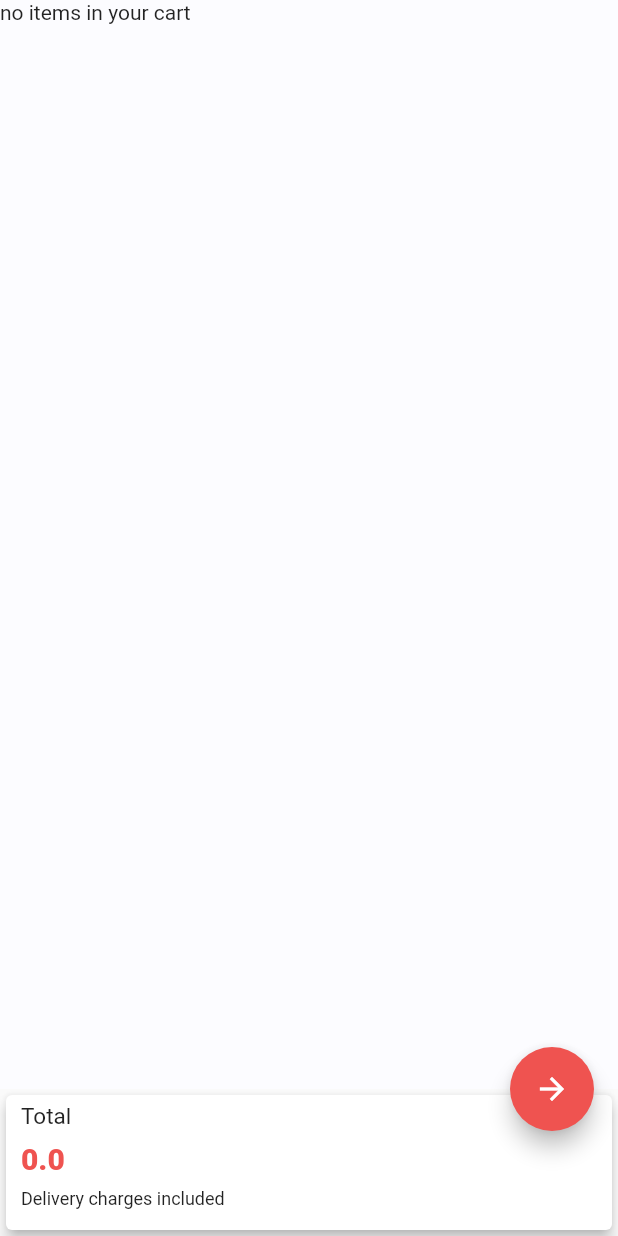
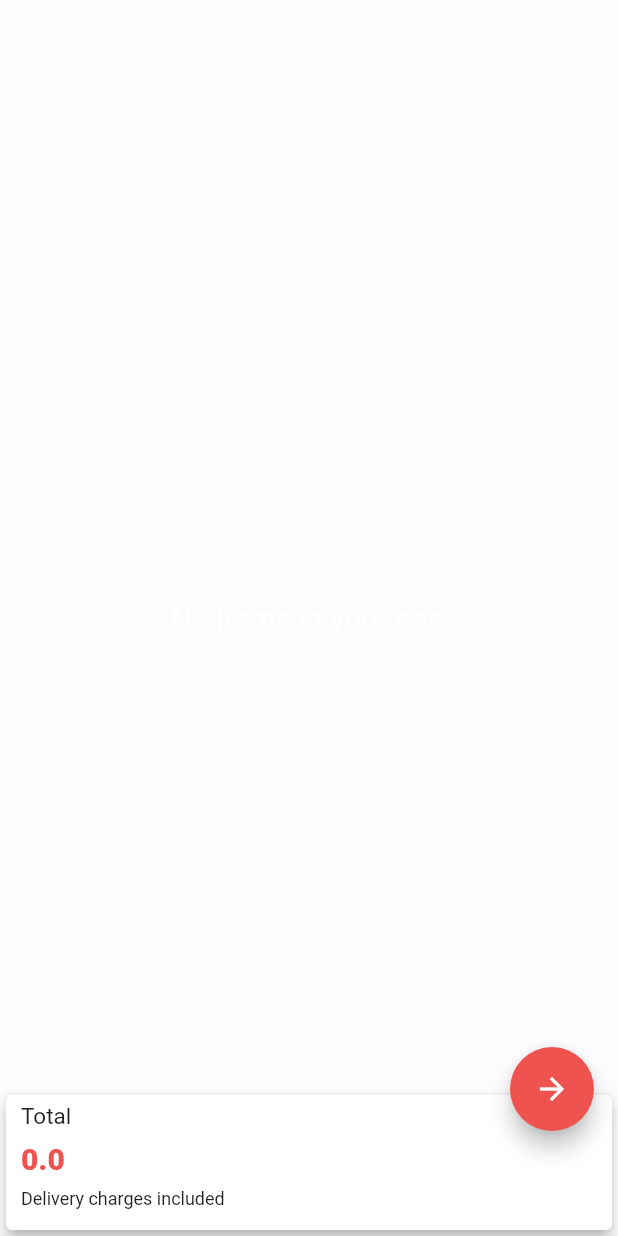
Before and after one commit to AbdulrhmanAtta/rstik_app, a Flutter app: the CartScreen screen opened directly, on a phone screen of 412 x 824 dp. Run offline on Flutter 3.47's test engine with Material 2 defaults, Android fonts, the phone set to English and light mode, and no system bars; our stand-ins replace animated_text_kit, carousel_slider, firebase_auth, flutter_datetime_picker, font_awesome_flutter, introduction_screen and 1 more; accounts and stored records are empty.

Commit message:
updates on shopping cart 2

```diff
--- a/lib/screens/cartScreen.dart
+++ b/lib/screens/cartScreen.dart
@@ -18,7 +18,7 @@ class _CartScreenState extends State<CartScreen> with AutomaticKeepAliveClientMi
     return Consumer<Cart>(builder: (context, cart, child){
       return Scaffold(
       body: cart.basketItems.length == 0
-                ? Text('no items in your cart')
+                ? Center(child: Text('No Items in your cart', style: TextStyle(color: Colors.white, fontSize: 20.0,)),)
                 : Padding(
         padding: EdgeInsets.fromLTRB(10.0,0,10.0,0),
         child: ListView.builder(
```
Also changed, not shown: lib/screens/checkout.dart (+4 -4 lines).
